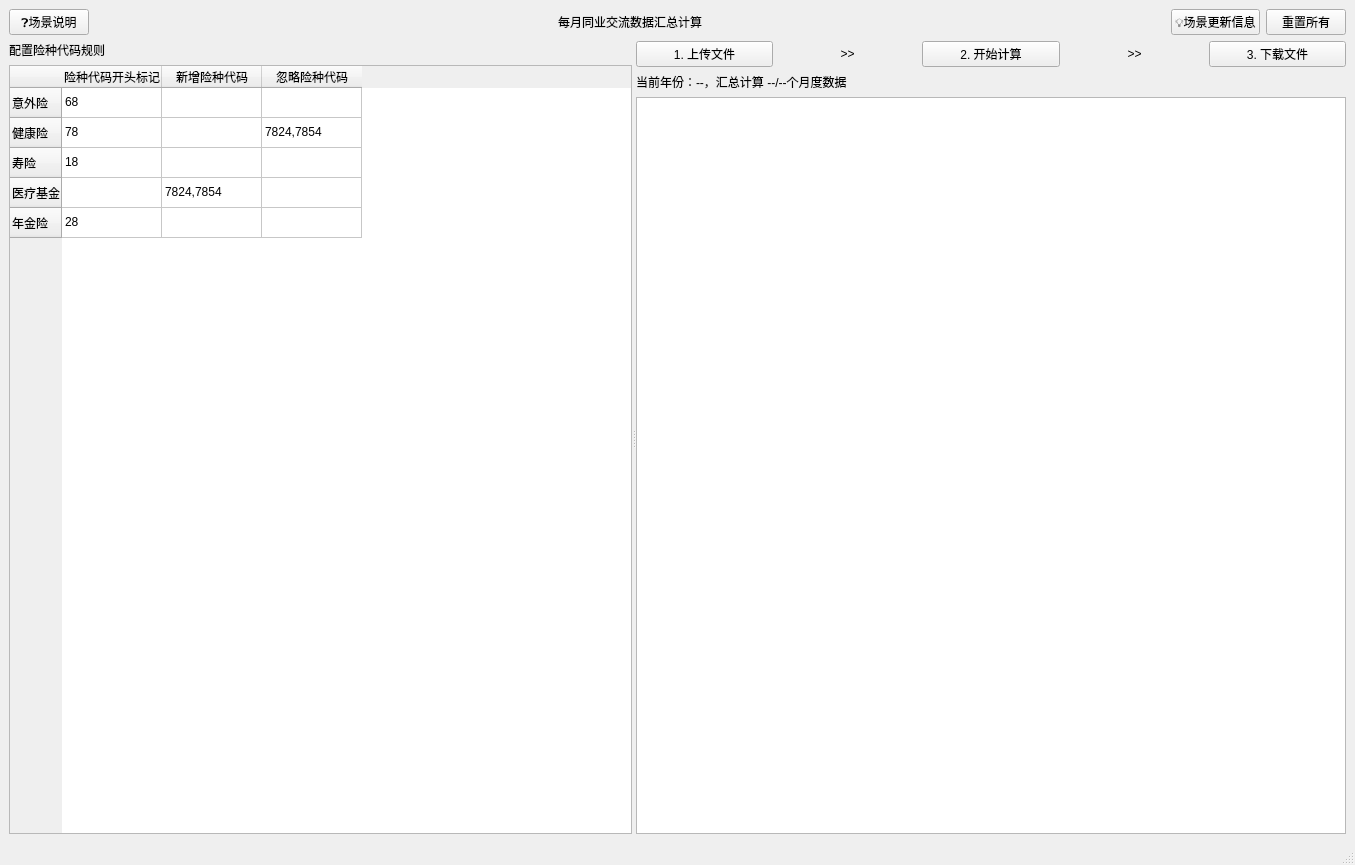
Old version of the form lwx_project/client/ui/monthly_communication_data.ui in the repository Cookie-HOO/lwx_project.
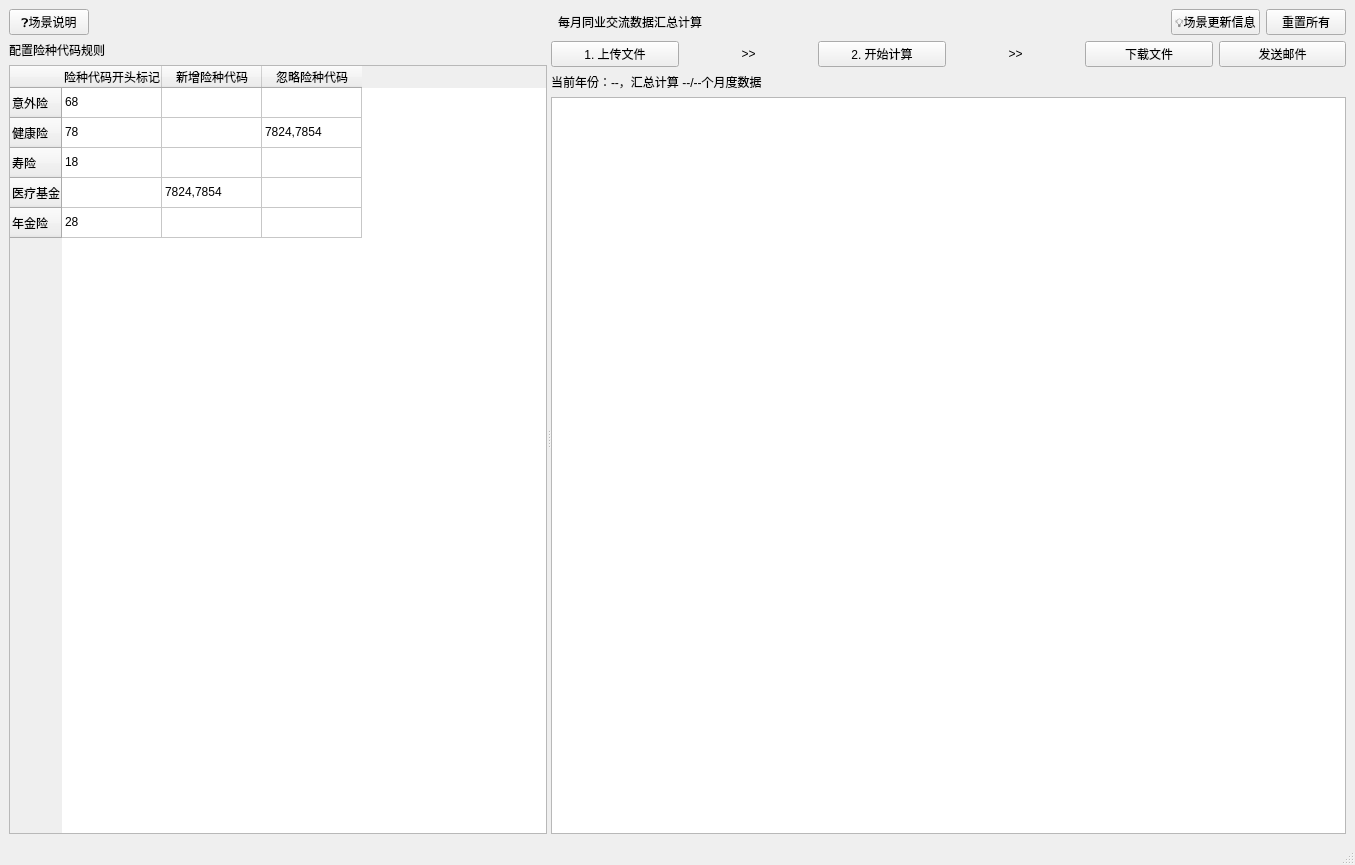
New version of the form.

Commit message: update: send mail

Patch:
```diff
--- a/lwx_project/client/ui/monthly_communication_data.ui
+++ b/lwx_project/client/ui/monthly_communication_data.ui
@@ -263,7 +263,14 @@
           <item>
            <widget class="QPushButton" name="download_file_button">
             <property name="text">
-             <string>3. 下载文件</string>
+             <string>下载文件</string>
+            </property>
+           </widget>
+          </item>
+          <item>
+           <widget class="QPushButton" name="send_file_button">
+            <property name="text">
+             <string>发送邮件</string>
             </property>
            </widget>
           </item>
```
